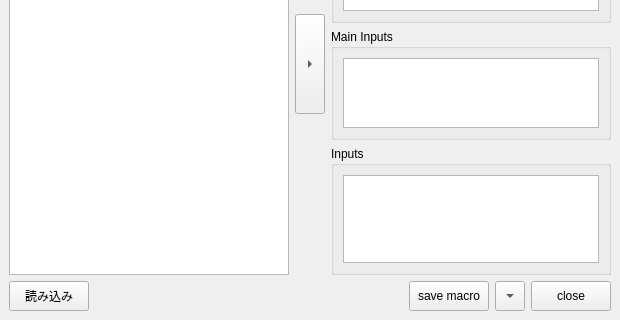
nakano000/Resolve_Script, file app/fusion/python/rs_fusion/tool/make_macro/make_macro.ui: the form before one commit; both pictures show x 0 to 620 and y 174 to 494 of the 620 by 494 pixel window.
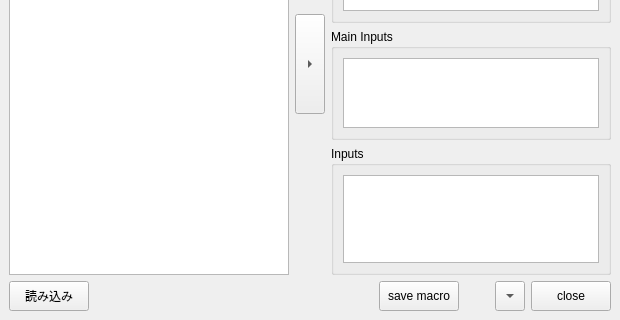
The form after the commit. Custom widgets are drawn as their Qt base class.

Commit message: int変換を修正

What changed in the file:
```diff
--- a/app/fusion/python/rs_fusion/tool/make_macro/make_macro.ui
+++ b/app/fusion/python/rs_fusion/tool/make_macro/make_macro.ui
@@ -159,6 +159,22 @@
         </property>
        </widget>
       </item>
+      <item>
+       <spacer name="horizontalSpacer_2">
+        <property name="orientation">
+         <enum>Qt::Horizontal</enum>
+        </property>
+        <property name="sizeType">
+         <enum>QSizePolicy::Fixed</enum>
+        </property>
+        <property name="sizeHint" stdset="0">
+         <size>
+          <width>30</width>
+          <height>20</height>
+         </size>
+        </property>
+       </spacer>
+      </item>
       <item>
        <widget class="QToolButton" name="minimizeButton">
         <property name="minimumSize">
```
The commit also changes 2 other files.
